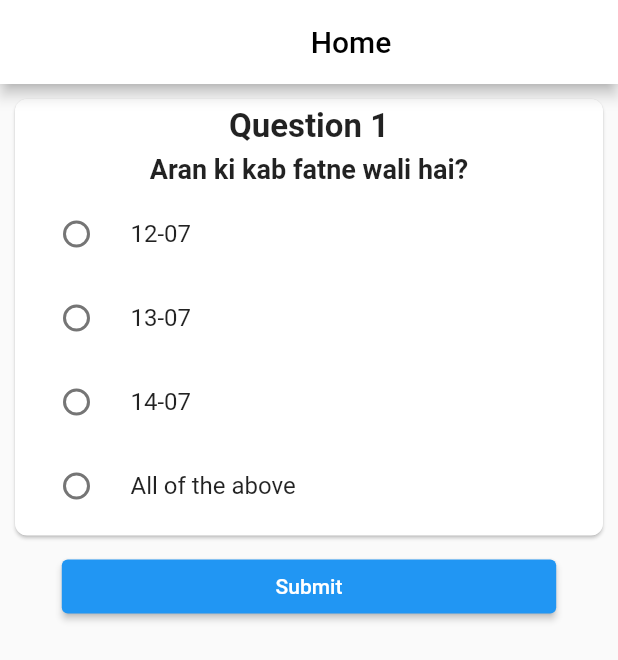
After one commit to Kushalrock/coastalflooding, a Flutter app: the HomePage screen opened by its route, item 4 of the bottom bar chosen, after a tap on "EXPLORE", on a phone screen of 412 x 824 dp. The commit adds this screen. Shown: the top 660 px of the screen. Run offline on Flutter 3.47's test engine with Material 2 defaults, Android fonts, the phone set to English and light mode, and no system bars; our stand-ins replace dio, firebase_auth, firebase_core, fl_chart, get, water_drop_nav_bar and 1 more; accounts and stored records are empty; network calls fail.

Commit message:
quiz changes

```diff
--- a/lib/main.dart
+++ b/lib/main.dart
@@ -1,6 +1,8 @@
 import 'package:firebase_auth/firebase_auth.dart';
 import 'package:flutter/material.dart';
 import 'package:sih2023/pages/HomePage/home_page.dart';
+import 'package:sih2023/pages/HomePage/subpages/QuizPage/quiz_page.dart';
+import 'package:sih2023/pages/QuestionsPage/questions_page.dart';
 import 'package:sih2023/pages/RegistrationPage/registration_page.dart';
 import 'package:firebase_core/firebase_core.dart';
 import 'firebase_options.dart';
@@ -28,6 +30,7 @@ class MyApp extends StatelessWidget {
         '/': (context) =>
             FirebaseAuth.instance.currentUser != null ? HomePage() : Register(),
         '/home': (context) => const HomePage(),
+        '/quiz': (context) => QuestionsPage()
       },
     );
   }
--- a/lib/models/quiz_question_model.dart
+++ b/lib/models/quiz_question_model.dart
@@ -1,7 +1,7 @@
 class QuizQuestion {
   String questionText;
   List<String> questionOptions;
-  int correctOption;
+  String correctOption;
   int pointsPerQuestion;
 
   QuizQuestion(
--- /dev/null
+++ b/lib/pages/HomePage/controllers/quiz_page_controller.dart
@@ -0,0 +1,50 @@
+import 'package:get/get.dart';
+import 'package:sih2023/models/quiz_question_model.dart';
+
+class QuizPageController extends GetxController {
+  var modulesAndQuestions = [
+    [
+      QuizQuestion(
+        questionText: "Aran ki kab fatne wali hai?",
+        questionOptions: ["12-07", "13-07", "14-07", "All of the above"],
+        correctOption: "All of the above",
+        pointsPerQuestion: 10,
+      ),
+    ],
+  ];
+
+  var totalPointsForTheCurrentSession = 0.obs;
+
+  var passingPointsCriteria = 8;
+
+  var completedModules = [].obs;
+
+  var levelsArray = ["Novice", "Competent", "Experienced", "Master"];
+
+  var currentModule = 0.obs;
+
+  var answeredArray = [].obs;
+
+  var submitted = false.obs;
+
+  var passed = true.obs;
+
+  var totalPointsAttainable = 0.obs;
+
+  void evaluateQuestionnaire() {
+    for (int i = 0; i < modulesAndQuestions[currentModule.value].length; i++) {
+      if (modulesAndQuestions[currentModule.value][i].correctOption ==
+          answeredArray[i]) {
+        totalPointsForTheCurrentSession.value +=
+            modulesAndQuestions[currentModule.value][i].pointsPerQuestion;
+      }
+      totalPointsAttainable.value +=
+          modulesAndQuestions[currentModule.value][i].pointsPerQuestion;
+    }
+    if (totalPointsForTheCurrentSession.value < passingPointsCriteria) {
+      passed.value = false;
+    }
+    submitted.value = true;
+    completedModules.add(currentModule.value);
+  }
+}
--- a/lib/pages/HomePage/home_page.dart
+++ b/lib/pages/HomePage/home_page.dart
@@ -6,6 +6,7 @@ import 'package:sih2023/pages/HomePage/controllers/news_controller.dart';
 import 'package:sih2023/pages/HomePage/subpages/MonitoringPage/monitoringpage.dart';
 import 'package:sih2023/pages/HomePage/subpages/NewsPage/news_page.dart';
 import 'package:sih2023/pages/HomePage/subpages/ProfilePage/profile_page.dart';
+import 'package:sih2023/pages/HomePage/subpages/QuizPage/quiz_page.dart';
 import 'package:water_drop_nav_bar/water_drop_nav_bar.dart';
 
 class HomePage extends StatefulWidget {
@@ -34,7 +35,7 @@ class _HomePageState extends State<HomePage> {
       ),
       body: PageView(
         controller: _pageController,
-        children: [NewsPage(), ProfilePage(), MonitoringPage()],
+        children: [NewsPage(), ProfilePage(), MonitoringPage(), QuizPage()],
       ),
       bottomNavigationBar: Obx(
         () => WaterDropNavBar(
@@ -52,12 +53,16 @@ class _HomePageState extends State<HomePage> {
               filledIcon: Icons.map,
               outlinedIcon: Icons.map_outlined,
             ),
+            BarItem(
+              filledIcon: Icons.school,
+              outlinedIcon: Icons.school_outlined,
+            ),
           ],
           selectedIndex: homePageController.currentPage.value,
           onItemSelected: (int index) {
+            homePageController.currentPage.value = index;
             _pageController.animateToPage(index,
                 duration: Duration(milliseconds: 500), curve: Curves.linear);
-            homePageController.currentPage.value = index;
           },
         ),
       ),
--- a/lib/pages/HomePage/subpages/QuizPage/controllers/quiz_page_controller.dart
+++ /dev/null
@@ -1,21 +0,0 @@
-import 'package:get/get.dart';
-import 'package:sih2023/models/quiz_question_model.dart';
-
-class QuizPageController extends GetxController {
-  var modulesAndQuestions = [
-    [
-      QuizQuestion(
-        questionText: "Aran ki kab fatne wali hai?",
-        questionOptions: ["12-07", "13-07", "14-07", "All of the above"],
-        correctOption: 3,
-        pointsPerQuestion: 10,
-      ),
-    ],
-  ];
-
-  var totalPointsForTheCurrentSession = 0;
-
-  var passingPointsCriteria = 80;
-
-  var completedModules = [0];
-}
--- /dev/null
+++ b/lib/pages/HomePage/subpages/QuizPage/quiz_page.dart
@@ -0,0 +1,104 @@
+import 'package:flutter/material.dart';
+import 'package:get/get.dart';
+import '../../controllers/quiz_page_controller.dart';
+
+class QuizPage extends StatelessWidget {
+  QuizPage({super.key});
+  final QuizPageController quizPageController = Get.put(QuizPageController());
+
+  getChildrenWidgets(context) {
+    List<Widget> widgetsToReturn = [];
+    for (int i = 0; i < quizPageController.modulesAndQuestions.length; i++) {
+      widgetsToReturn.add(
+        Card(
+          // Set the shape of the card using a rounded rectangle border with a 8 pixel radius
+          shape: RoundedRectangleBorder(
+            borderRadius: BorderRadius.circular(8),
+          ),
+          // Set the clip behavior of the card
+          clipBehavior: Clip.antiAliasWithSaveLayer,
+          // Define the child widgets of the card
+          child: Column(
+            crossAxisAlignment: CrossAxisAlignment.start,
+            children: <Widget>[
+              // Display an image at the top of the card that fills the width of the card and has a height of 160 pixels
+              Container(
+                color: Colors.blueGrey,
+                height: 160,
+              ),
+
+              // Add a container with padding that contains the card's title, text, and buttons
+              Container(
+                padding: const EdgeInsets.fromLTRB(15, 15, 15, 0),
+                child: Column(
+                  crossAxisAlignment: CrossAxisAlignment.start,
+                  children: <Widget>[
+                    // Display the card's title using a font size of 24 and a dark grey color
+                    Text(
+                      "Module ${i + 1}",
+                      style: TextStyle(
+                        fontSize: 24,
+                        color: Colors.grey[800],
+                      ),
+                    ),
+                    Text(
+                      "Aqua ${quizPageController.levelsArray[i]}",
+                      style: TextStyle(
+                        fontSize: 16,
+                        color: Colors.grey[800],
+                      ),
+                    ),
+                    // Add a space between the title and the text
+                    Container(height: 10),
+                    // Display the card's text using a font size of 15 and a light grey color
+                    Row(
+                      children: <Widget>[
+                        // Add a spacer to push the buttons to the right side of the card
+                        const Spacer(),
+                        // Add a text button labeled "SHARE" with transparent foreground color and an accent color for the text
+
+                        // Add a text button labeled "EXPLORE" with transparent foreground color and an accent color for the text
+                        TextButton(
+                          style: TextButton.styleFrom(
+                            foregroundColor: Colors.transparent,
+                          ),
+                          child: const Text(
+                            "EXPLORE",
+                            style: TextStyle(color: Colors.lightBlue),
+                          ),
+                          onPressed: () {
+                            quizPageController.currentModule.value = i;
+                            quizPageController.answeredArray.clear();
+                            quizPageController
+                                .totalPointsForTheCurrentSession.value = 0;
+                            quizPageController.submitted.value = false;
+                            quizPageController.totalPointsAttainable.value = 0;
+                            quizPageController.passed.value = true;
+                            Navigator.of(context).pushNamed('/quiz');
+                          },
+                        ),
+                      ],
+                    ),
+                  ],
+                ),
+              ),
+              // Add a small space between the card and the next widget
+            ],
+          ),
+        ),
+      );
+    }
+    return widgetsToReturn;
+  }
+
+  @override
+  Widget build(BuildContext context) {
+    return GridView.count(
+      crossAxisCount: 2,
+      crossAxisSpacing: 10,
+      mainAxisSpacing: 10,
+      children: getChildrenWidgets(context),
+      childAspectRatio: 0.69,
+    );
+  }
+}
--- /dev/null
+++ b/lib/pages/QuestionsPage/questions_page.dart
@@ -0,0 +1,185 @@
+import 'package:flutter/material.dart';
+import 'package:get/get.dart';
+
+import '../../constants/Theme.dart';
+import '../HomePage/controllers/quiz_page_controller.dart';
+
+class QuestionsPage extends StatelessWidget {
+  QuestionsPage({super.key});
+
+  final QuizPageController quizPageController = Get.find<QuizPageController>();
+
+  List<Widget> getRadioTileWidgets(int i) {
+    List<Widget> widgetsToReturn = [];
+    for (var option in quizPageController
+        .modulesAndQuestions[quizPageController.currentModule.value][i]
+        .questionOptions) {
+      widgetsToReturn.add(Obx(
+        () => RadioListTile<String>(
+          value: option,
+          groupValue: quizPageController.answeredArray[i],
+          onChanged: (String? newValue) {
+            quizPageController.answeredArray[i] = newValue;
+          },
+          title: Text(option),
+        ),
+      ));
+    }
+    return widgetsToReturn;
+  }
+
+  getQuestions(context) {
+    List<Widget> widgetsToReturn = [];
+    for (int i = 0;
+        i <
+            quizPageController
+                .modulesAndQuestions[quizPageController.currentModule.value]
+                .length;
+        i++) {
+      quizPageController.answeredArray.add('Not Answered');
+    }
+    for (int i = 0;
+        i <
+            quizPageController
+                .modulesAndQuestions[quizPageController.currentModule.value]
+                .length;
+        i++) {
+      widgetsToReturn.add(
+        Card(
+          shape: RoundedRectangleBorder(
+            borderRadius: BorderRadius.circular(8),
+          ),
+          margin: EdgeInsets.all(10),
+          child: Padding(
+            padding: const EdgeInsets.all(5.0),
+            child: Column(
+              children: [
+                Row(
+                  mainAxisAlignment: MainAxisAlignment.center,
+                  children: [
+                    Text(
+                      'Question ${i + 1}',
+                      style: TextStyle(
+                        fontWeight: FontWeight.bold,
+                        fontSize: 22,
+                      ),
+                    ),
+                  ],
+                ),
+                SizedBox(
+                  height: 5,
+                ),
+                Text(
+                  quizPageController
+                      .modulesAndQuestions[
+                          quizPageController.currentModule.value][i]
+                      .questionText,
+                  style: TextStyle(
+                    fontWeight: FontWeight.bold,
+                    fontSize: 18,
+                  ),
+                ),
+                SizedBox(
+                  height: 5,
+                ),
+                Column(
+                  children: getRadioTileWidgets(i),
+                ),
+              ],
+            ),
+          ),
+        ),
+      );
+    }
+    widgetsToReturn.add(
+      Center(
+        child: Container(
+          width: MediaQuery.of(context).size.width * 0.8,
+          child: Obx(
+            () => ElevatedButton(
+              onPressed: quizPageController.submitted.value
+                  ? null
+                  : () => quizPageController.evaluateQuestionnaire(),
+              child: Text('Submit'),
+            ),
+          ),
+        ),
+      ),
+    );
+
+    widgetsToReturn.add(
+      Obx(
+        () => quizPageController.submitted.value == false
+            ? SizedBox()
+            : Card(
+                margin: EdgeInsets.all(30),
+                child: Padding(
+                  padding: const EdgeInsets.all(8.0),
+                  child: Column(
+                    children: [
+                      Row(
+                        mainAxisAlignment: MainAxisAlignment.center,
+                        children: [
+                          Text(
+                            'SCORE',
+                            style: TextStyle(
+                              fontWeight: FontWeight.bold,
+                              fontSize: 22,
+                            ),
+                          ),
+                        ],
+                      ),
+                      SizedBox(
+                        height: 5,
+                      ),
+                      Center(
+                        child: Text(
+                          "${quizPageController.totalPointsForTheCurrentSession.value.toString()}/${quizPageController.totalPointsAttainable.value.toString()}",
+                          style: TextStyle(
+                            fontSize: 20,
+                          ),
+                        ),
+                      ),
+                      Center(
+                        child: Text(
+                          quizPageController.passed.value ? "Passed" : "Failed",
+                          style: TextStyle(
+                            color: quizPageController.passed.value
+                                ? Colors.green
+                                : Colors.red,
+                            fontSize: 16,
+                          ),
+                        ),
+                      ),
+                    ],
+                  ),
+                ),
+              ),
+      ),
+    );
+
+    return widgetsToReturn;
+  }
+
+  @override
+  Widget build(BuildContext context) {
+    return Scaffold(
+      appBar: AppBar(
+        title: Center(
+          child: Text(
+            'Home',
+            style: TextStyle(
+              color: NowUIColors.black,
+            ),
+          ),
+        ),
+        backgroundColor: NowUIColors.white,
+      ),
+      body: SingleChildScrollView(
+        child: Column(
+          children: getQuestions(context),
+        ),
+      ),
+    );
+  }
+}
```
